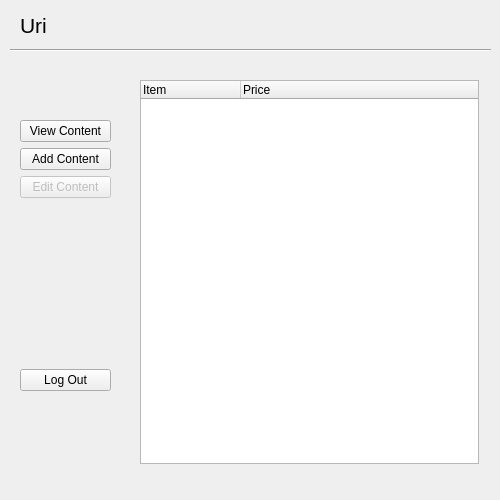
Qt form ClientSide/loginPage.ui (MarkWilkes/CText) before a commit.
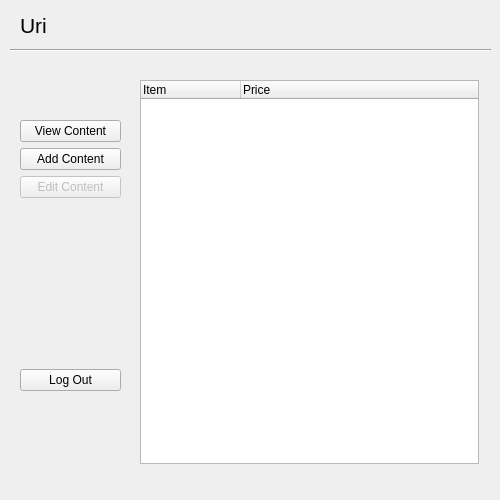
The same form after that commit. The open tabs and pages were chosen to show the change.

The edit to the form file:
```diff
--- a/ClientSide/loginPage.ui
+++ b/ClientSide/loginPage.ui
@@ -300,7 +300,7 @@
        <rect>
         <x>20</x>
         <y>120</y>
-        <width>91</width>
+        <width>101</width>
         <height>271</height>
        </rect>
       </property>
```
Left out of the diff: 2 changed lines with no effect on the pictures.
